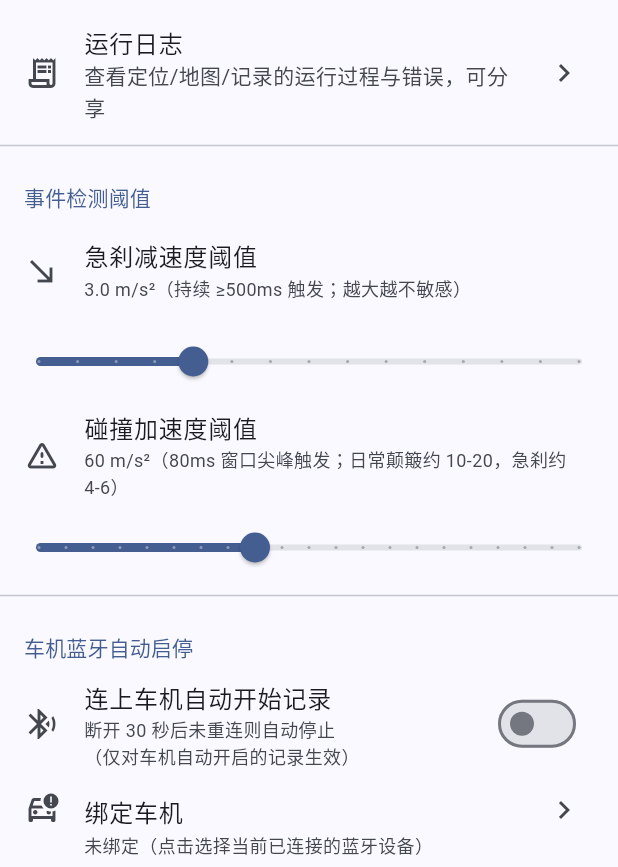
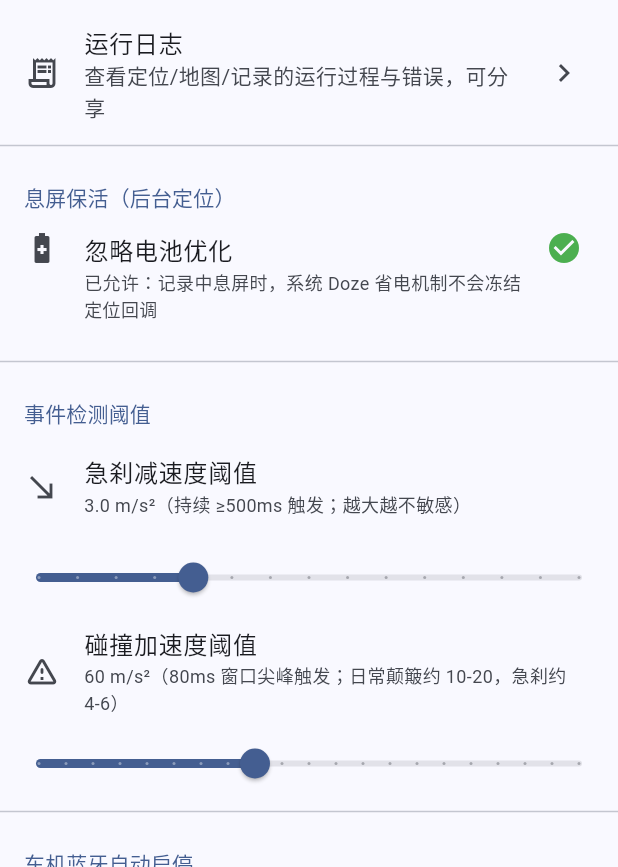
Before and after one commit to Cpu1998/drive-recorder, a Flutter app: the screen it shows after launch, after a tap on the "settings" icon, on a phone screen of 412 x 824 dp, the part 369-1236 px from its top. Run offline on Flutter 3.47's test engine with Material 3 defaults, Android fonts, the phone set to English and light mode, and no system bars; our stand-ins replace cloud_firestore, device_info_plus, file_picker, firebase_core, flutter_blue_plus, geolocator and 6 more; missing offline and left inert: amap_map, x_amap_base; accounts and stored records are empty.

Commit message:
fix: 安卓息屏后定位断流（绕开 GMS 限流 + 电池优化豁免）；v1.8.0+4
根因：
1. geolocator 14 默认走 Google Play 服务的 FusedLocationProviderClient，
   其省电启发式在息屏/后台态主动降频、批处理甚至停发定位点（vivo 等
   激进省电 ROM 尤甚，上游 issue #1091/#1215 同因）。前台服务与
   WakeLock 挡不住这一层：限流发生在 GMS 客户端内部，与进程存活无关。
2. 未申请「忽略电池优化」豁免：Android Doze/App Standby 息屏后推迟
   后台回调；vivo 自家省电策略（自启动/后台高耗电）需手动放行，此前
   无任何引导。

修法：
- SystemLocator 的 AndroidSettings 增加 forceLocationManager: true，
  改走系统 LocationManager（Android 12+ 优先 FUSED_PROVIDER，退
  GPS/网络），不经 GMS，采样节奏由 intervalDuration 决定、可预期；
  代价说明（失去 GMS 传感器融合，户外行车可接受）见代码注释。
  不设 foregroundNotificationConfig：避免与自有 ForegroundService
  （同为 location 类型前台服务）叠出双常驻通知。
- Manifest 增加 REQUEST_IGNORE_BATTERY_OPTIMIZATIONS；设置页新增
  「息屏保活」区块：忽略电池优化状态检测 + 系统弹窗申请，未授予时
  弹 vivo 自启动/后台高耗电手动设置引导；从系统设置返回自动重查状态。
- 核实（无需改动）：ForegroundService.kt 已持 PARTIAL_WAKE_LOCK
  （6h 安全上限，stop/onDestroy 均 release）；manifest 已声明
  foregroundServiceType=location 与 FOREGROUND_SERVICE_LOCATION。
- 版本 1.7.0+3 → 1.8.0+4（pubspec 与 AppInfo.version 同步）；
  widget_test 适配设置页新增区块后的滚动布局。

验证：flutter analyze 0 issues；flutter test 68/68 通过；
flutter build apk --release 成功（versionName 1.8.0 / versionCode 4，
aapt2 dump permissions 确认新权限已打入）。息屏场景待真机复测。

```diff
--- a/lib/screens/settings_screen.dart
+++ b/lib/screens/settings_screen.dart
@@ -25,21 +25,35 @@ class SettingsScreen extends StatefulWidget {
   State<SettingsScreen> createState() => _SettingsScreenState();
 }
 
-class _SettingsScreenState extends State<SettingsScreen> {
+class _SettingsScreenState extends State<SettingsScreen> with WidgetsBindingObserver {
   final _permissions = PermissionService();
   final _amapKeyController = TextEditingController();
   bool _amapKeyEdited = false;
   bool _amapKeySynced = false;
   bool _backupBusy = false;
 
+  /// 「忽略电池优化」当前状态：null = 检查中，false = 未豁免（后台风险）。
+  bool? _batteryIgnored;
+
   @override
   void initState() {
     super.initState();
+    WidgetsBinding.instance.addObserver(this);
     _amapKeyController.addListener(() => _amapKeyEdited = true);
+    _refreshBatteryOptimization();
+  }
+
+  @override
+  void didChangeAppLifecycleState(AppLifecycleState state) {
+    // 从系统设置（如电池/自启动页）返回 App 时重查电池优化状态
+    if (state == AppLifecycleState.resumed) {
+      _refreshBatteryOptimization();
+    }
   }
 
   @override
   void dispose() {
+    WidgetsBinding.instance.removeObserver(this);
     _amapKeyController.dispose();
     super.dispose();
   }
@@ -52,6 +66,65 @@ class _SettingsScreenState extends State<SettingsScreen> {
       content: Text(key.isEmpty ? '已清除高德 Key，重启 App 后生效' : '已保存，重启 App 后生效'),
       duration: const Duration(seconds: 3),
     ));
+  }
+
+  // —— 息屏保活：忽略电池优化 ——
+
+  Future<void> _refreshBatteryOptimization() async {
+    final granted = await _permissions.isIgnoringBatteryOptimizations();
+    if (mounted) setState(() => _batteryIgnored = granted);
+  }
+
+  Future<void> _handleBatteryTap() async {
+    if (_batteryIgnored == true) {
+      ScaffoldMessenger.of(context).showSnackBar(
+          const SnackBar(content: Text('已允许忽略电池优化，无需操作')));
+      return;
+    }
+    final granted = await _permissions.requestIgnoreBatteryOptimizations();
+    await _refreshBatteryOptimization();
+    if (!mounted) return;
+    if (granted) {
+      ScaffoldMessenger.of(context).showSnackBar(const SnackBar(
+          content: Text(
+              '已允许：息屏后定位更稳定。vivo 手机建议再按引导检查自启动/后台高耗电'),
+          duration: Duration(seconds: 4)));
+    } else {
+      _showVivoPowerDialog(context);
+    }
+  }
+
+  /// 未授予电池优化豁免时：vivo（及通用 Android）后台限制的手动设置引导。
+  /// 这些是厂商自家省电策略，App 无法代开，只能引导用户去系统设置放行。
+  void _showVivoPowerDialog(BuildContext context) {
+    showDialog<void>(
+      context: context,
+      builder: (ctx) => AlertDialog(
+        title: const Text('息屏后定位不稳？'),
+        content: const Column(
+          mainAxisSize: MainAxisSize.min,
+          crossAxisAlignment: CrossAxisAlignment.start,
+          children: [
+            Text('「忽略电池优化」尚未授予（未弹窗、被拒绝或被系统拦截）。'
+                '除重试该开关外，vivo 手机的自家省电策略必须在系统设置手动放行：'),
+            SizedBox(height: 10),
+            Text('1. 自启动：设置 → 应用 → 应用管理 → 行车记录 → 自启动\n'
+                '   （部分机型：i管家 → 应用管理 → 自启动管理）'),
+            SizedBox(height: 6),
+            Text('2. 后台高耗电：设置 → 电池 → 后台耗电管理 → 行车记录 → '
+                '允许后台高耗电'),
+            SizedBox(height: 6),
+            Text('3. 可选：最近任务里下拉「行车记录」卡片，点锁图标锁定后台'),
+          ],
+        ),
+        actions: [
+          TextButton(
+            onPressed: () => Navigator.pop(ctx),
+            child: const Text('知道了'),
+          ),
+        ],
+      ),
+    );
   }
 
   // —— 数据备份：导出 / 导入 ——
@@ -225,6 +298,38 @@ class _SettingsScreenState extends State<SettingsScreen> {
             trailing: const Icon(Icons.chevron_right),
             onTap: () => Navigator.of(context)
                 .push(MaterialPageRoute(builder: (_) => const LogScreen())),
+          ),
+          const Divider(),
+
+          // —— 息屏保活 ——
+          _sectionHeader(context, '息屏保活（后台定位）'),
+          ListTile(
+            leading: const Icon(Icons.battery_saver_outlined),
+            title: const Text('忽略电池优化'),
+            subtitle: Text(
+              switch (_batteryIgnored) {
+                null => '正在检查…',
+                true => '已允许：记录中息屏时，系统 Doze 省电机制不会冻结定位回调',
+                false => '未允许：息屏后系统省电策略可能延迟/掐断定位（息屏丢轨迹常见原因）\n'
+                    '点击申请系统豁免；vivo 手机另需手动放行自启动/后台高耗电',
+              },
+              style: const TextStyle(fontSize: 12),
+            ),
+            isThreeLine: true,
+            trailing: _batteryIgnored == null
+                ? const SizedBox(
+                    width: 20,
+                    height: 20,
+                    child: CircularProgressIndicator(strokeWidth: 2))
+                : Icon(
+                    _batteryIgnored!
+                        ? Icons.check_circle
+                        : Icons.error_outline,
+                    color: _batteryIgnored!
+                        ? Colors.green
+                        : Theme.of(context).colorScheme.error,
+                  ),
+            onTap: _handleBatteryTap,
           ),
           const Divider(),
 
--- a/lib/services/location_service.dart
+++ b/lib/services/location_service.dart
@@ -19,8 +19,8 @@ enum LocationRuntime {
 
 typedef LocatorFactory = ContinuousLocator Function();
 
-/// 定位编排中心：系统定位（geolocator：FusedLocationProvider / GPS）+
-/// 行驶/静止自适应频率 + 停滞看门狗。
+/// 定位编排中心：系统定位（geolocator：系统 LocationManager，绕开 GMS
+/// 息屏限流）+ 行驶/静止自适应频率 + 停滞看门狗。
 ///
 /// 不再使用高德定位 SDK：不依赖高德 Key 与网络，纯 GPS 即可出点。
 ///
--- a/lib/services/permission_service.dart
+++ b/lib/services/permission_service.dart
@@ -50,6 +50,36 @@ class PermissionService {
     }
     return const PermissionResult(ok: false, missing: ['相机']);
   }
+
+  // —— 息屏保活：电池优化豁免（Android 6+ Doze/App Standby 白名单）——
+  // 息屏后系统的 Doze/省电机制会推迟或限流后台定位回调，即使 App 持有
+  // location 前台服务也可能被厂商省电策略二次压制；授予「忽略电池优化」
+  // 可解除 Android 原生那一层限制（vivo 自家限制仍需系统设置手动放行，
+  // 由设置页引导文案说明）。
+
+  /// 「忽略电池优化」当前是否已授予。
+  /// 非 Android 平台无此概念，恒返回 true；查询失败（无平台通道的测试
+  /// 环境等）保守返回 false，由 UI 引导手动设置。
+  Future<bool> isIgnoringBatteryOptimizations() async {
+    if (!Platform.isAndroid) return true;
+    try {
+      return Permission.ignoreBatteryOptimizations.status.isGranted;
+    } catch (_) {
+      return false;
+    }
+  }
+
+  /// 请求「忽略电池优化」（弹系统确认框；需 manifest 已声明
+  /// REQUEST_IGNORE_BATTERY_OPTIMIZATIONS）。返回是否已豁免。
+  Future<bool> requestIgnoreBatteryOptimizations() async {
+    if (!Platform.isAndroid) return true;
+    try {
+      final status = await Permission.ignoreBatteryOptimizations.request();
+      return status.isGranted;
+    } catch (_) {
+      return false;
+    }
+  }
 }
 
 @immutable
--- a/lib/utils/constants.dart
+++ b/lib/utils/constants.dart
@@ -83,5 +83,5 @@ class AMapKeys {
 
 /// 应用版本（与 pubspec version 同步维护；用于启动日志等展示）。
 class AppInfo {
-  static const String version = '1.7.0';
+  static const String version = '1.8.0';
 }
--- a/pubspec.yaml
+++ b/pubspec.yaml
@@ -16,7 +16,7 @@ publish_to: 'none' # Remove this line if you wish to publish to pub.dev
 # https://developer.apple.com/library/archive/documentation/General/Reference/InfoPlistKeyReference/Articles/CoreFoundationKeys.html
 # In Windows, build-name is used as the major, minor, and patch parts
 # of the product and file versions while build-number is used as the build suffix.
-version: 1.7.0+3
+version: 1.8.0+4
 
 environment:
   sdk: ^3.9.2
```
Also changed, not shown: lib/services/locators.dart (+32 -3 lines), 2 other files.
